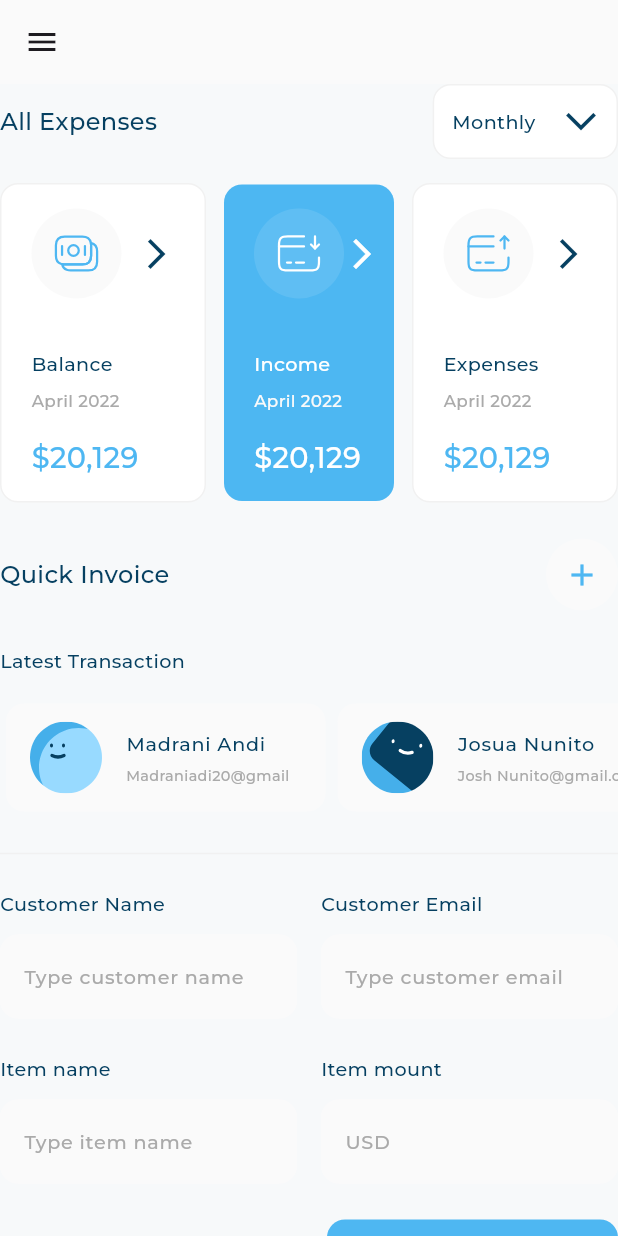
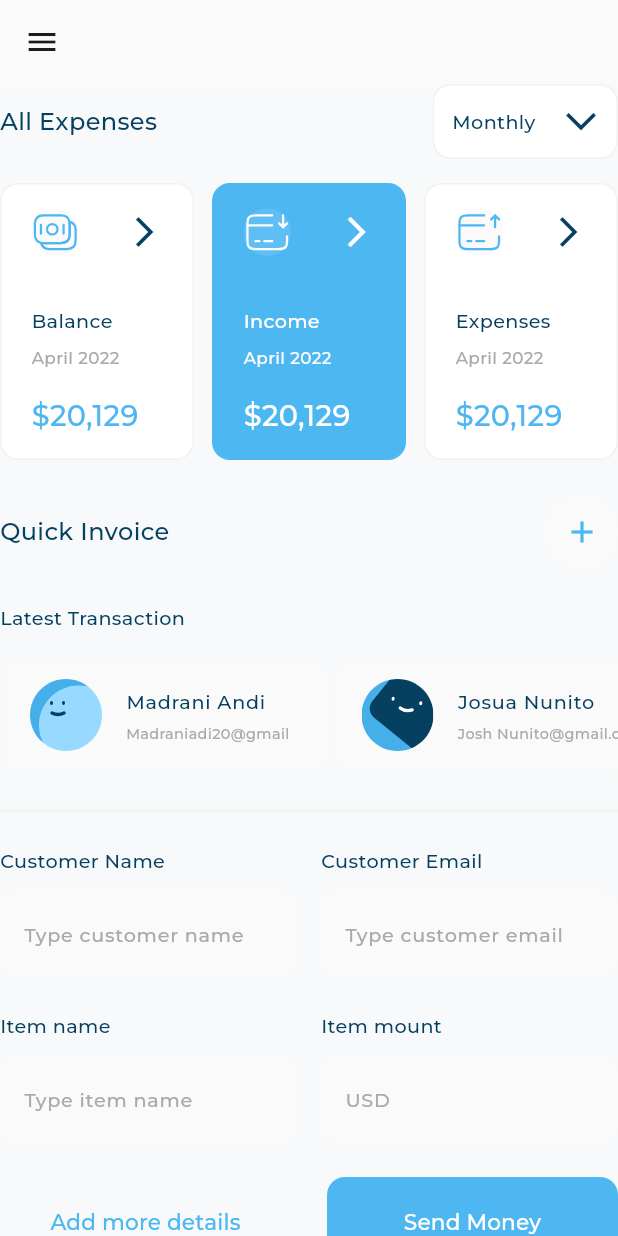
Before and after one commit to MohammedEhap007/responsive_dashboard, a Flutter app: the screen it shows after launch, after a tap on "Income", on a phone screen of 412 x 824 dp. Run offline on Flutter 3.47's test engine with Material 3 defaults, Android fonts, the phone set to English and light mode, and no system bars; our stand-ins replace device_preview, expandable_page_view, fl_chart, flutter_svg; project files that could hold a hidden picture were left out.

Commit message:
responsive mobile layout done and refactor code

```diff
--- /dev/null
+++ b/devtools_options.yaml
@@ -0,0 +1,3 @@
+description: This file stores settings for Dart & Flutter DevTools.
+documentation: https://docs.flutter.dev/tools/devtools/extensions#configure-extension-enablement-states
+extensions:
--- a/lib/main.dart
+++ b/lib/main.dart
@@ -1,8 +1,14 @@
+import 'package:device_preview/device_preview.dart';
 import 'package:flutter/material.dart';
 import 'package:responsive_dashboard_app/views/dashboard_view.dart';
 
 void main() {
-  runApp(const ResponsiveDashboard());
+  runApp(
+    DevicePreview(
+      enabled: true,
+      builder: (context) => const ResponsiveDashboard(),
+    ),
+  );
 }
 
 class ResponsiveDashboard extends StatelessWidget {
@@ -10,9 +16,11 @@
 
   @override
   Widget build(BuildContext context) {
-    return const MaterialApp(
+    return MaterialApp(
+      locale: DevicePreview.locale(context),
+      builder: DevicePreview.appBuilder,
       debugShowCheckedModeBanner: false,
-      home: DashboardView(),
+      home: const DashboardView(),
     );
   }
 }
--- a/lib/views/widgets/active_all_expenses_item.dart
+++ b/lib/views/widgets/active_all_expenses_item.dart
@@ -21,6 +21,10 @@
       decoration: ShapeDecoration(
         color: const Color(0XFF4DB7F2),
         shape: RoundedRectangleBorder(
+          side: const BorderSide(
+            width: 1,
+            color: Color(0XFF4DB7F2),
+          ),
           borderRadius: BorderRadius.circular(12),
         ),
       ),
@@ -35,28 +39,37 @@
           const SizedBox(
             height: 34,
           ),
-          Text(
+          FittedBox(
+            fit: BoxFit.scaleDown,
+            child: Text(
               allExpensesItemModel.title,
               style: AppStyles.styleMedium16(context).copyWith(
                 color: Colors.white,
               ),
             ),
+          ),
           const SizedBox(
             height: 8,
           ),
-          Text(
+          FittedBox(
+            fit: BoxFit.scaleDown,
+            child: Text(
               allExpensesItemModel.date,
               style: AppStyles.styleRegular14(context).copyWith(
                 color: const Color(0XFFFAFAFA),
               ),
             ),
+          ),
           const SizedBox(
             height: 16,
           ),
-          Text(
+          FittedBox(
+            fit: BoxFit.scaleDown,
+            child: Text(
               allExpensesItemModel.price,
               style: AppStyles.styleSemiBold24(context).copyWith(
                 color: Colors.white,
+              ),
             ),
           ),
         ],
--- a/lib/views/widgets/all_expenses_item_header.dart
+++ b/lib/views/widgets/all_expenses_item_header.dart
@@ -16,19 +16,26 @@
   Widget build(BuildContext context) {
     return Row(
       children: [
-        Container(
-          width: 60,
-          height: 60,
-          padding: const EdgeInsets.all(14),
+        Flexible(
+          child: ConstrainedBox(
+            constraints: const BoxConstraints(maxWidth: 60),
+            child: AspectRatio(
+              aspectRatio: 1,
+              child: Container(
                 decoration: ShapeDecoration(
                   color: imageBackground ?? const Color(0XFFFAFAFA),
                   shape: const OvalBorder(),
                 ),
+                child: Center(
                   child: SvgPicture.asset(
                     image,
                     colorFilter: ColorFilter.mode(
                       imageColor ?? const Color(0XFF4EB7F2),
                       BlendMode.srcIn,
+                    ),
+                  ),
+                ),
+              ),
             ),
           ),
         ),
--- a/lib/views/widgets/all_expenses_items_list_view.dart
+++ b/lib/views/widgets/all_expenses_items_list_view.dart
@@ -37,31 +37,73 @@
   @override
   Widget build(BuildContext context) {
     return Row(
-      // children:
-      //     items.map((e) => AllExpensesItem(allExpensesItemModel: e)).toList(),
-      children: items.asMap().entries.map(
-        (e) {
-          int index = e.key;
-          var item = e.value;
-          return Expanded(
+      children: [
+        Expanded(
           child: GestureDetector(
             onTap: () {
-                updateIndex(index);
+              updateIndex(0);
             },
-              child: Padding(
-                padding: index == 1
-                    ? const EdgeInsets.symmetric(horizontal: 12)
-                    : EdgeInsets.zero,
             child: AllExpensesItem(
-                  isActive: activeIndex == index,
-                  allExpensesItemModel: item,
+              isActive: activeIndex == 0,
+              allExpensesItemModel: items[0],
             ),
           ),
         ),
+        const SizedBox(
+          width: 12,
+        ),
+        Expanded(
+          child: GestureDetector(
+            onTap: () {
+              updateIndex(1);
+            },
+            child: AllExpensesItem(
+              isActive: activeIndex == 1,
+              allExpensesItemModel: items[1],
+            ),
+          ),
+        ),
+        const SizedBox(
+          width: 12,
+        ),
+        Expanded(
+          child: GestureDetector(
+            onTap: () {
+              updateIndex(2);
+            },
+            child: AllExpensesItem(
+              isActive: activeIndex == 2,
+              allExpensesItemModel: items[2],
+            ),
+          ),
+        ),
+      ],
     );
-        },
-      ).toList(),
-    );
+
+    // children:
+    //     items.map((e) => AllExpensesItem(allExpensesItemModel: e)).toList(),
+
+    //   children: items.asMap().entries.map(
+    //     (e) {
+    //       int index = e.key;
+    //       var item = e.value;
+    //       return Expanded(
+    //         child: GestureDetector(
+    //           onTap: () {
+    //             updateIndex(index);
+    //           },
+    //           child: Padding(
+    //             padding: EdgeInsets.symmetric(horizontal: index == 1 ? 12 : 0),
+    //             child: AllExpensesItem(
+    //               isActive: activeIndex == index,
+    //               allExpensesItemModel: item,
+    //             ),
+    //           ),
+    //         ),
+    //       );
+    //     },
+    //   ).toList(),
+    // );
   }
 
   void updateIndex(int index) {
--- a/lib/views/widgets/inactive_all_expenses_item.dart
+++ b/lib/views/widgets/inactive_all_expenses_item.dart
@@ -37,23 +37,32 @@
           const SizedBox(
             height: 34,
           ),
-          Text(
+          FittedBox(
+            fit: BoxFit.scaleDown,
+            child: Text(
               allExpensesItemModel.title,
               style: AppStyles.styleMedium16(context),
+            ),
           ),
           const SizedBox(
             height: 8,
           ),
-          Text(
+          FittedBox(
+            fit: BoxFit.scaleDown,
+            child: Text(
               allExpensesItemModel.date,
               style: AppStyles.styleRegular14(context),
+            ),
           ),
           const SizedBox(
             height: 16,
           ),
-          Text(
+          FittedBox(
+            fit: BoxFit.scaleDown,
+            child: Text(
               allExpensesItemModel.price,
               style: AppStyles.styleSemiBold24(context),
+            ),
           ),
         ],
       ),
--- a/lib/views/widgets/income_chart.dart
+++ b/lib/views/widgets/income_chart.dart
@@ -34,25 +34,25 @@
         PieChartSectionData(
           value: 40,
           color: const Color(0XFF208BC7),
-          radius: activeIndex == 0 ? 60 : 50,
+          radius: activeIndex == 0 ? 40 : 30,
           showTitle: false,
         ),
         PieChartSectionData(
           value: 25,
           color: const Color(0XFF4EB7F2),
-          radius: activeIndex == 1 ? 60 : 50,
+          radius: activeIndex == 1 ? 40 : 30,
           showTitle: false,
         ),
         PieChartSectionData(
           value: 20,
           color: const Color(0XFF064060),
-          radius: activeIndex == 2 ? 60 : 50,
+          radius: activeIndex == 2 ? 40 : 30,
           showTitle: false,
         ),
         PieChartSectionData(
           value: 22,
           color: const Color(0XFFE2DECD),
-          radius: activeIndex == 3 ? 60 : 50,
+          radius: activeIndex == 3 ? 40 : 30,
           showTitle: false,
         )
       ],
--- a/lib/views/widgets/my_card.dart
+++ b/lib/views/widgets/my_card.dart
@@ -9,7 +9,7 @@
   @override
   Widget build(BuildContext context) {
     return AspectRatio(
-      aspectRatio: 420 / 215,
+      aspectRatio: 420 / 220,
       child: Container(
         decoration: ShapeDecoration(
           color: const Color(0XFF4EB7F2),
--- a/pubspec.yaml
+++ b/pubspec.yaml
@@ -29,6 +29,7 @@
 # versions available, run `flutter pub outdated`.
 dependencies:
   cupertino_icons: ^1.0.8
+  device_preview: ^1.2.0
   expandable_page_view: ^1.0.17
   fl_chart: ^0.70.2
   flutter:
```
Also changed, not shown: pubspec.lock. Lines whose indentation alone changed are shown as unchanged.
